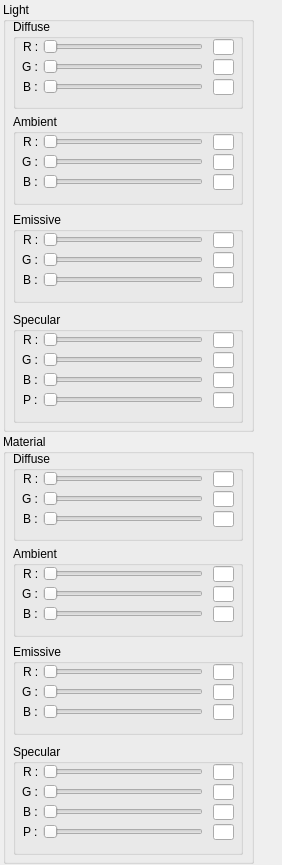
This is qd3d9view_frontend/MapEditorD3D/cLightDlg.ui in nicecapj/qd3d9view as Qt 5 draws it before an edit. The edited form follows.
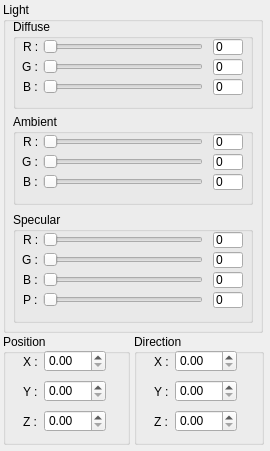
This is the edited form.

Commit message: mod: add function to change light setting and UI, in heightmap mode

The edit to the form file:
```diff
--- a/qd3d9view_frontend/MapEditorD3D/cLightDlg.ui
+++ b/qd3d9view_frontend/MapEditorD3D/cLightDlg.ui
@@ -6,8 +6,8 @@
    <rect>
     <x>0</x>
     <y>0</y>
-    <width>282</width>
-    <height>865</height>
+    <width>270</width>
+    <height>451</height>
    </rect>
   </property>
   <property name="windowTitle">
@@ -18,8 +18,8 @@
     <rect>
      <x>3</x>
      <y>2</y>
-     <width>251</width>
-     <height>430</height>
+     <width>260</width>
+     <height>331</height>
     </rect>
    </property>
    <property name="title">
@@ -30,7 +30,7 @@
      <rect>
       <x>10</x>
       <y>112</y>
-      <width>230</width>
+      <width>240</width>
       <height>91</height>
      </rect>
     </property>
@@ -120,30 +120,39 @@
       <rect>
        <x>200</x>
        <y>20</y>
-       <width>21</width>
+       <width>30</width>
        <height>16</height>
       </rect>
      </property>
+     <property name="text">
+      <string>0</string>
+     </property>
     </widget>
     <widget class="QLineEdit" name="editAG">
      <property name="geometry">
       <rect>
        <x>200</x>
        <y>40</y>
-       <width>21</width>
+       <width>30</width>
        <height>16</height>
       </rect>
      </property>
+     <property name="text">
+      <string>0</string>
+     </property>
     </widget>
     <widget class="QLineEdit" name="editAB">
      <property name="geometry">
       <rect>
        <x>200</x>
        <y>60</y>
-       <width>21</width>
+       <width>30</width>
        <height>16</height>
       </rect>
      </property>
+     <property name="text">
+      <string>0</string>
+     </property>
     </widget>
    </widget>
    <widget class="QGroupBox" name="groupBox">
@@ -151,7 +160,7 @@
      <rect>
       <x>10</x>
       <y>17</y>
-      <width>230</width>
+      <width>240</width>
       <height>90</height>
      </rect>
     </property>
@@ -241,150 +250,38 @@
       <rect>
        <x>200</x>
        <y>20</y>
-       <width>21</width>
+       <width>30</width>
        <height>16</height>
       </rect>
      </property>
+     <property name="text">
+      <string>0</string>
+     </property>
     </widget>
     <widget class="QLineEdit" name="editDG">
      <property name="geometry">
       <rect>
        <x>200</x>
        <y>40</y>
-       <width>21</width>
+       <width>30</width>
        <height>16</height>
       </rect>
      </property>
+     <property name="text">
+      <string>0</string>
+     </property>
     </widget>
     <widget class="QLineEdit" name="editDB">
      <property name="geometry">
       <rect>
        <x>200</x>
        <y>60</y>
-       <width>21</width>
+       <width>30</width>
        <height>16</height>
       </rect>
      </property>
-    </widget>
-   </widget>
-   <widget class="QGroupBox" name="groupBox_4">
-    <property name="geometry">
-     <rect>
-      <x>10</x>
-      <y>210</y>
-      <width>230</width>
-      <height>91</height>
-     </rect>
-    </property>
-    <property name="title">
-     <string>Emissive</string>
-    </property>
-    <widget class="QSlider" name="sliderER">
-     <property name="geometry">
-      <rect>
-       <x>30</x>
-       <y>20</y>
-       <width>160</width>
-       <height>16</height>
-      </rect>
-     </property>
-     <property name="orientation">
-      <enum>Qt::Horizontal</enum>
-     </property>
-    </widget>
-    <widget class="QLabel" name="label_16">
-     <property name="geometry">
-      <rect>
-       <x>10</x>
-       <y>20</y>
-       <width>21</width>
-       <height>16</height>
-      </rect>
-     </property>
      <property name="text">
-      <string>R :</string>
-     </property>
-    </widget>
-    <widget class="QLabel" name="label_17">
-     <property name="geometry">
-      <rect>
-       <x>9</x>
-       <y>40</y>
-       <width>21</width>
-       <height>16</height>
-      </rect>
-     </property>
-     <property name="text">
-      <string>G :</string>
-     </property>
-    </widget>
-    <widget class="QLabel" name="label_18">
-     <property name="geometry">
-      <rect>
-       <x>10</x>
-       <y>60</y>
-       <width>21</width>
-       <height>16</height>
-      </rect>
-     </property>
-     <property name="text">
-      <string>B :</string>
-     </property>
-    </widget>
-    <widget class="QSlider" name="sliderEG">
-     <property name="geometry">
-      <rect>
-       <x>30</x>
-       <y>40</y>
-       <width>160</width>
-       <height>16</height>
-      </rect>
-     </property>
-     <property name="orientation">
-      <enum>Qt::Horizontal</enum>
-     </property>
-    </widget>
-    <widget class="QSlider" name="sliderEB">
-     <property name="geometry">
-      <rect>
-       <x>30</x>
-       <y>60</y>
-       <width>160</width>
-       <height>16</height>
-      </rect>
-     </property>
-     <property name="orientation">
-      <enum>Qt::Horizontal</enum>
-     </property>
-    </widget>
-    <widget class="QLineEdit" name="editER">
-     <property name="geometry">
-      <rect>
-       <x>200</x>
-       <y>20</y>
-       <width>21</width>
-       <height>16</height>
-      </rect>
-     </property>
-    </widget>
-    <widget class="QLineEdit" name="editEG">
-     <property name="geometry">
-      <rect>
-       <x>200</x>
-       <y>40</y>
-       <width>21</width>
-       <height>16</height>
-      </rect>
-     </property>
-    </widget>
-    <widget class="QLineEdit" name="editEB">
-     <property name="geometry">
-      <rect>
-       <x>200</x>
-       <y>60</y>
-       <width>21</width>
-       <height>16</height>
-      </rect>
+      <string>0</string>
      </property>
     </widget>
    </widget>
@@ -392,8 +289,8 @@
     <property name="geometry">
      <rect>
       <x>10</x>
-      <y>310</y>
-      <width>230</width>
+      <y>210</y>
+      <width>240</width>
       <height>111</height>
      </rect>
     </property>
@@ -409,6 +306,9 @@
        <height>16</height>
       </rect>
      </property>
+     <property name="maximum">
+      <number>255</number>
+     </property>
      <property name="orientation">
       <enum>Qt::Horizontal</enum>
      </property>
@@ -461,6 +361,9 @@
        <height>16</height>
       </rect>
      </property>
+     <property name="maximum">
+      <number>255</number>
+     </property>
      <property name="orientation">
       <enum>Qt::Horizontal</enum>
      </property>
@@ -474,6 +377,9 @@
        <height>16</height>
       </rect>
      </property>
+     <property name="maximum">
+      <number>255</number>
+     </property>
      <property name="orientation">
       <enum>Qt::Horizontal</enum>
      </property>
@@ -483,30 +389,39 @@
       <rect>
        <x>200</x>
        <y>20</y>
-       <width>21</width>
+       <width>30</width>
        <height>16</height>
       </rect>
      </property>
+     <property name="text">
+      <string>0</string>
+     </property>
     </widget>
     <widget class="QLineEdit" name="editSG">
      <property name="geometry">
       <rect>
        <x>200</x>
        <y>40</y>
-       <width>21</width>
+       <width>30</width>
        <height>16</height>
       </rect>
      </property>
+     <property name="text">
+      <string>0</string>
+     </property>
     </widget>
     <widget class="QLineEdit" name="editSB">
      <property name="geometry">
       <rect>
        <x>200</x>
        <y>60</y>
-       <width>21</width>
+       <width>30</width>
        <height>16</height>
       </rect>
      </property>
+     <property name="text">
+      <string>0</string>
+     </property>
     </widget>
     <widget class="QLabel" name="label_25">
      <property name="geometry">
@@ -530,6 +445,9 @@
        <height>16</height>
       </rect>
      </property>
+     <property name="maximum">
+      <number>100</number>
+     </property>
      <property name="orientation">
       <enum>Qt::Horizontal</enum>
      </property>
@@ -539,19 +457,22 @@
       <rect>
        <x>200</x>
        <y>80</y>
-       <width>21</width>
+       <width>30</width>
        <height>16</height>
       </rect>
      </property>
+     <property name="text">
+      <string>0</string>
+     </property>
     </widget>
    </widget>
   </widget>
   <widget class="QGroupBox" name="groupBox_6">
    <property name="geometry">
     <rect>
-     <x>3</x>
-     <y>434</y>
-     <width>251</width>
+     <x>270</x>
+     <y>1</y>
+     <width>260</width>
      <height>430</height>
     </rect>
    </property>
@@ -563,7 +484,7 @@
      <rect>
       <x>10</x>
       <y>112</y>
-      <width>230</width>
+      <width>240</width>
       <height>91</height>
      </rect>
     </property>
@@ -579,6 +500,9 @@
        <height>16</height>
       </rect>
      </property>
+     <property name="maximum">
+      <number>255</number>
+     </property>
      <property name="orientation">
       <enum>Qt::Horizontal</enum>
      </property>
@@ -631,6 +555,9 @@
        <height>16</height>
       </rect>
      </property>
+     <property name="maximum">
+      <number>255</number>
+     </property>
      <property name="orientation">
       <enum>Qt::Horizontal</enum>
      </property>
@@ -644,6 +571,9 @@
        <height>16</height>
       </rect>
      </property>
+     <property name="maximum">
+      <number>255</number>
+     </property>
      <property name="orientation">
       <enum>Qt::Horizontal</enum>
      </property>
@@ -653,30 +583,39 @@
       <rect>
        <x>200</x>
        <y>20</y>
-       <width>21</width>
+       <width>30</width>
        <height>16</height>
       </rect>
      </property>
+     <property name="text">
+      <string>0</string>
+     </property>
     </widget>
     <widget class="QLineEdit" name="editMAG">
      <property name="geometry">
       <rect>
        <x>200</x>
        <y>40</y>
-       <width>21</width>
+       <width>30</width>
        <height>16</height>
       </rect>
      </property>
+     <property name="text">
+      <string>0</string>
+     </property>
     </widget>
     <widget class="QLineEdit" name="editMAB">
      <property name="geometry">
       <rect>
        <x>200</x>
        <y>60</y>
-       <width>21</width>
+       <width>30</width>
        <height>16</height>
       </rect>
      </property>
+     <property name="text">
+      <string>0</string>
+     </property>
     </widget>
    </widget>
    <widget class="QGroupBox" name="groupBox_8">
@@ -684,7 +623,7 @@
      <rect>
       <x>10</x>
       <y>17</y>
-      <width>230</width>
+      <width>240</width>
       <height>90</height>
      </rect>
     </property>
@@ -700,6 +639,9 @@
        <height>16</height>
       </rect>
      </property>
+     <property name="maximum">
+      <number>255</number>
+     </property>
      <property name="orientation">
       <enum>Qt::Horizontal</enum>
      </property>
@@ -752,6 +694,9 @@
        <height>16</height>
       </rect>
      </property>
+     <property name="maximum">
+      <number>255</number>
+     </property>
      <property name="orientation">
       <enum>Qt::Horizontal</enum>
      </property>
@@ -765,6 +710,9 @@
        <height>16</height>
       </rect>
      </property>
+     <property name="maximum">
+      <number>255</number>
+     </property>
      <property name="orientation">
       <enum>Qt::Horizontal</enum>
      </property>
@@ -774,30 +722,39 @@
       <rect>
        <x>200</x>
        <y>20</y>
-       <width>21</width>
+       <width>30</width>
        <height>16</height>
       </rect>
      </property>
+     <property name="text">
+      <string>0</string>
+     </property>
     </widget>
     <widget class="QLineEdit" name="editMDG">
      <property name="geometry">
       <rect>
        <x>200</x>
        <y>40</y>
-       <width>21</width>
+       <width>30</width>
        <height>16</height>
       </rect>
      </property>
+     <property name="text">
+      <string>0</string>
+     </property>
     </widget>
     <widget class="QLineEdit" name="editMDB">
      <property name="geometry">
       <rect>
        <x>200</x>
        <y>60</y>
-       <width>21</width>
+       <width>30</width>
        <height>16</height>
       </rect>
      </property>
+     <property name="text">
+      <string>0</string>
+     </property>
     </widget>
    </widget>
    <widget class="QGroupBox" name="groupBox_9">
@@ -805,7 +762,7 @@
      <rect>
       <x>10</x>
       <y>210</y>
-      <width>230</width>
+      <width>240</width>
       <height>91</height>
      </rect>
     </property>
@@ -821,6 +778,9 @@
        <height>16</height>
       </rect>
      </property>
+     <property name="maximum">
+      <number>255</number>
+     </property>
      <property name="orientation">
       <enum>Qt::Horizontal</enum>
      </property>
@@ -873,6 +833,9 @@
        <height>16</height>
       </rect>
      </property>
+     <property name="maximum">
+      <number>255</number>
+     </property>
      <property name="orientation">
       <enum>Qt::Horizontal</enum>
      </property>
@@ -886,6 +849,9 @@
        <height>16</height>
       </rect>
      </property>
+     <property name="maximum">
+      <number>255</number>
+     </property>
      <property name="orientation">
       <enum>Qt::Horizontal</enum>
      </property>
@@ -895,30 +861,39 @@
       <rect>
        <x>200</x>
        <y>20</y>
-       <width>21</width>
+       <width>30</width>
        <height>16</height>
       </rect>
      </property>
+     <property name="text">
+      <string>0</string>
+     </property>
     </widget>
     <widget class="QLineEdit" name="editMEG">
      <property name="geometry">
       <rect>
        <x>200</x>
        <y>40</y>
-       <width>21</width>
+       <width>30</width>
        <height>16</height>
       </rect>
      </property>
+     <property name="text">
+      <string>0</string>
+     </property>
     </widget>
     <widget class="QLineEdit" name="editMEB">
      <property name="geometry">
       <rect>
        <x>200</x>
        <y>60</y>
-       <width>21</width>
+       <width>30</width>
        <height>16</height>
       </rect>
      </property>
+     <property name="text">
+      <string>0</string>
+     </property>
     </widget>
    </widget>
    <widget class="QGroupBox" name="groupBox_10">
@@ -926,7 +901,7 @@
      <rect>
       <x>10</x>
       <y>310</y>
-      <width>230</width>
+      <width>240</width>
       <height>111</height>
      </rect>
     </property>
@@ -942,6 +917,9 @@
        <height>16</height>
       </rect>
      </property>
+     <property name="maximum">
+      <number>255</number>
+     </property>
      <property name="orientation">
       <enum>Qt::Horizontal</enum>
      </property>
@@ -994,6 +972,9 @@
        <height>16</height>
       </rect>
      </property>
+     <property name="maximum">
+      <number>255</number>
+     </property>
      <property name="orientation">
       <enum>Qt::Horizontal</enum>
      </property>
@@ -1007,6 +988,9 @@
        <height>16</height>
       </rect>
      </property>
+     <property name="maximum">
+      <number>255</number>
+     </property>
      <property name="orientation">
       <enum>Qt::Horizontal</enum>
      </property>
@@ -1016,30 +1000,39 @@
       <rect>
        <x>200</x>
        <y>20</y>
-       <width>21</width>
+       <width>30</width>
        <height>16</height>
       </rect>
      </property>
+     <property name="text">
+      <string>0</string>
+     </property>
     </widget>
     <widget class="QLineEdit" name="editMSG">
      <property name="geometry">
       <rect>
        <x>200</x>
        <y>40</y>
-       <width>21</width>
+       <width>30</width>
        <height>16</height>
       </rect>
      </property>
+     <property name="text">
+      <string>0</string>
+     </property>
     </widget>
     <widget class="QLineEdit" name="editMSB">
      <property name="geometry">
       <rect>
        <x>200</x>
        <y>60</y>
-       <width>21</width>
+       <width>30</width>
        <height>16</height>
       </rect>
      </property>
+     <property name="text">
+      <string>0</string>
+     </property>
     </widget>
     <widget class="QLabel" name="label_38">
      <property name="geometry">
@@ -1063,6 +1056,9 @@
        <height>16</height>
       </rect>
      </property>
+     <property name="maximum">
+      <number>100</number>
+     </property>
      <property name="orientation">
       <enum>Qt::Horizontal</enum>
      </property>
@@ -1072,13 +1068,180 @@
       <rect>
        <x>200</x>
        <y>80</y>
-       <width>21</width>
+       <width>30</width>
        <height>16</height>
       </rect>
      </property>
+     <property name="text">
+      <string>0</string>
+     </property>
     </widget>
    </widget>
   </widget>
+  <widget class="QGroupBox" name="groupBox_11">
+   <property name="geometry">
+    <rect>
+     <x>3</x>
+     <y>334</y>
+     <width>127</width>
+     <height>111</height>
+    </rect>
+   </property>
+   <property name="title">
+    <string>Position</string>
+   </property>
+   <widget class="QLabel" name="label_4">
+    <property name="geometry">
+     <rect>
+      <x>20</x>
+      <y>20</y>
+      <width>21</width>
+      <height>16</height>
+     </rect>
+    </property>
+    <property name="text">
+     <string>X : </string>
+    </property>
+   </widget>
+   <widget class="QDoubleSpinBox" name="spinPosX">
+    <property name="geometry">
+     <rect>
+      <x>41</x>
+      <y>16</y>
+      <width>62</width>
+      <height>22</height>
+     </rect>
+    </property>
+   </widget>
+   <widget class="QDoubleSpinBox" name="spinPosY">
+    <property name="geometry">
+     <rect>
+      <x>41</x>
+      <y>46</y>
+      <width>62</width>
+      <height>22</height>
+     </rect>
+    </property>
+   </widget>
+   <widget class="QLabel" name="label_5">
+    <property name="geometry">
+     <rect>
+      <x>20</x>
+      <y>50</y>
+      <width>21</width>
+      <height>16</height>
+     </rect>
+    </property>
+    <property name="text">
+     <string>Y : </string>
+    </property>
+   </widget>
+   <widget class="QDoubleSpinBox" name="spinPosZ">
+    <property name="geometry">
+     <rect>
+      <x>41</x>
+      <y>76</y>
+      <width>62</width>
+      <height>22</height>
+     </rect>
+    </property>
+   </widget>
+   <widget class="QLabel" name="label_6">
+    <property name="geometry">
+     <rect>
+      <x>20</x>
+      <y>80</y>
+      <width>21</width>
+      <height>16</height>
+     </rect>
+    </property>
+    <property name="text">
+     <string>Z : </string>
+    </property>
+   </widget>
+  </widget>
+  <widget class="QGroupBox" name="groupBox_12">
+   <property name="geometry">
+    <rect>
+     <x>134</x>
+     <y>334</y>
+     <width>130</width>
+     <height>111</height>
+    </rect>
+   </property>
+   <property name="title">
+    <string>Direction</string>
+   </property>
+   <widget class="QLabel" name="label_19">
+    <property name="geometry">
+     <rect>
+      <x>20</x>
+      <y>20</y>
+      <width>21</width>
+      <height>16</height>
+     </rect>
+    </property>
+    <property name="text">
+     <string>X : </string>
+    </property>
+   </widget>
+   <widget class="QDoubleSpinBox" name="spinDirX">
+    <property name="geometry">
+     <rect>
+      <x>41</x>
+      <y>16</y>
+      <width>62</width>
+      <height>22</height>
+     </rect>
+    </property>
+   </widget>
+   <widget class="QDoubleSpinBox" name="spinDirY">
+    <property name="geometry">
+     <rect>
+      <x>41</x>
+      <y>46</y>
+      <width>62</width>
+      <height>22</height>
+     </rect>
+    </property>
+   </widget>
+   <widget class="QLabel" name="label_20">
+    <property name="geometry">
+     <rect>
+      <x>20</x>
+      <y>50</y>
+      <width>21</width>
+      <height>16</height>
+     </rect>
+    </property>
+    <property name="text">
+     <string>Y : </string>
+    </property>
+   </widget>
+   <widget class="QDoubleSpinBox" name="spinDirZ">
+    <property name="geometry">
+     <rect>
+      <x>41</x>
+      <y>76</y>
+      <width>62</width>
+      <height>22</height>
+     </rect>
+    </property>
+   </widget>
+   <widget class="QLabel" name="label_21">
+    <property name="geometry">
+     <rect>
+      <x>20</x>
+      <y>80</y>
+      <width>21</width>
+      <height>16</height>
+     </rect>
+    </property>
+    <property name="text">
+     <string>Z : </string>
+    </property>
+   </widget>
+  </widget>
  </widget>
  <resources/>
  <connections/>
```
Left out of the diff: 20 changed lines with no effect on the pictures. The commit also changes 5 other files.
